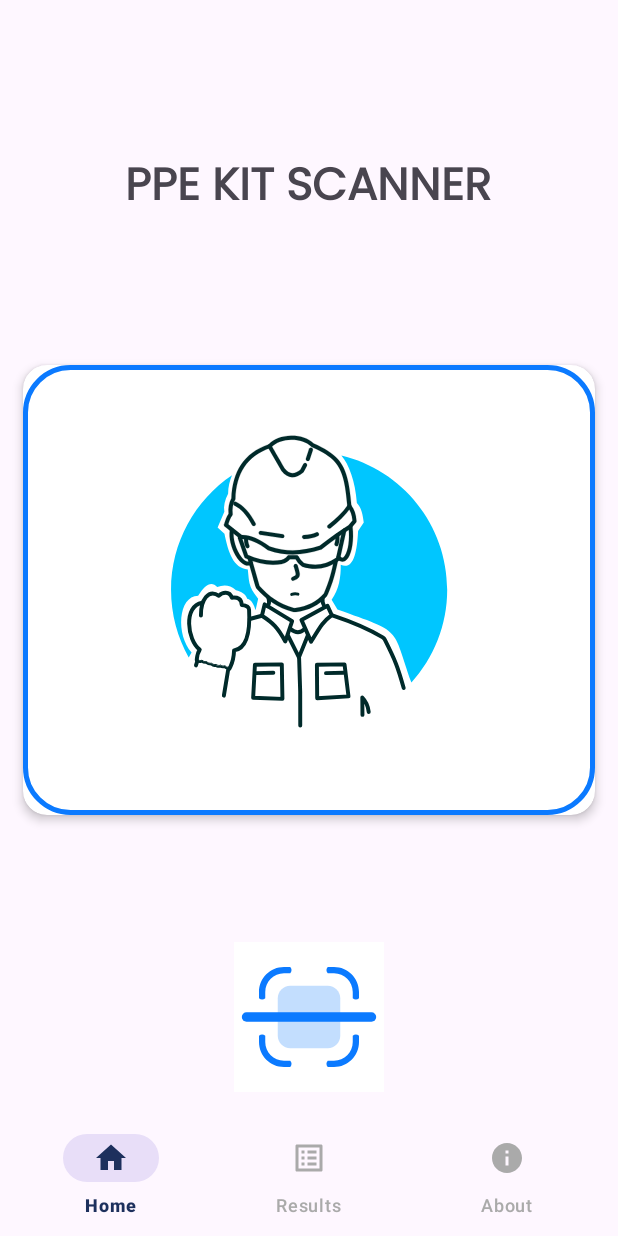
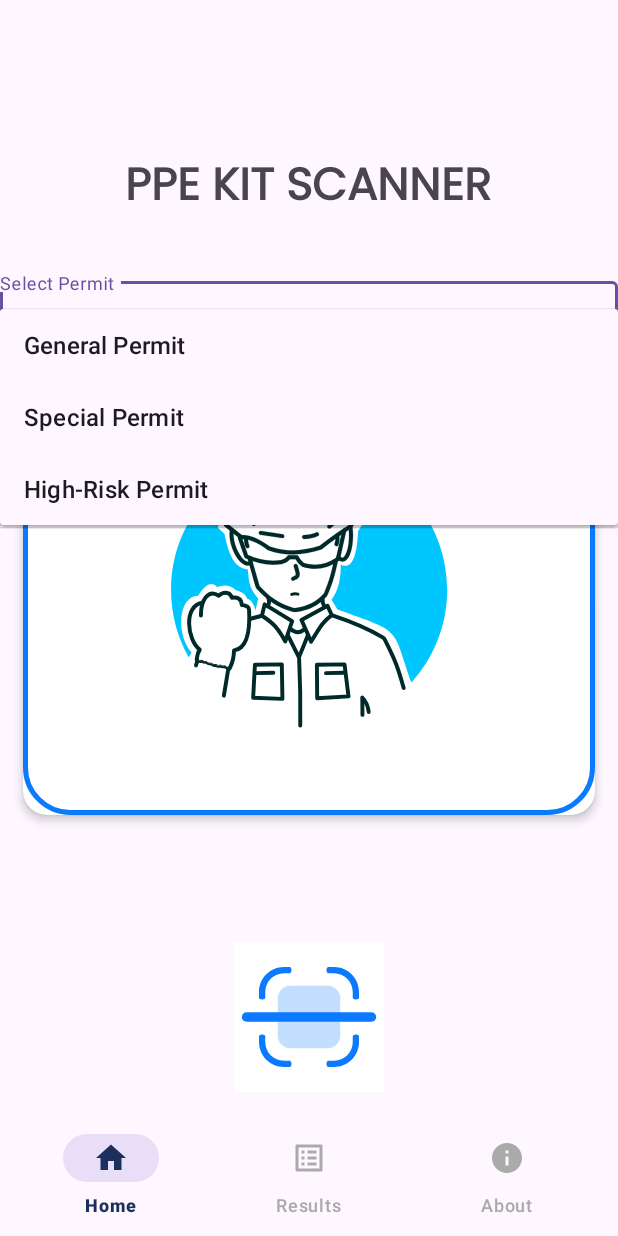
Before and after one commit to umesh-coder/IdeathonPOC, an Android app: the HomeFragment screen opened directly, with no data from a screen before it, on a phone screen of 412 x 824 dp. Run offline under Robolectric (Android 15) with nearby library versions, the phone set to English and light mode, and no system bars.

Commit message:
mapping for different Permit added . detected item check added

```diff
--- a/app/src/main/java/com/example/ideathonpoc/ui/screens/HomeFragment.kt
+++ b/app/src/main/java/com/example/ideathonpoc/ui/screens/HomeFragment.kt
@@ -5,6 +5,8 @@ import android.util.Log
 import android.view.LayoutInflater
 import android.view.View
 import android.view.ViewGroup
+import android.widget.ArrayAdapter
+import android.widget.AutoCompleteTextView
 import android.widget.ImageButton
 import androidx.fragment.app.Fragment
 import com.example.ideathonpoc.R
@@ -14,8 +16,14 @@ class HomeFragment : Fragment() {
 
     private var _binding: FragmentHomeBinding? = null
     private val binding get() = _binding!!
-
+    private val permitMap = mapOf(
+        "General Permit" to listOf("Helmet", "Safety Vest"),
+        "Special Permit" to listOf("Gloves", "Safety Vest"),
+        "High-Risk Permit" to listOf("Helmet", "Safety Vest", "Gloves")
+    )
+    private var selectedPermit: String? = null
     private lateinit var liveCaptureButton: ImageButton
+    private lateinit var permitDropdown: AutoCompleteTextView
 
     override fun onCreateView(
         inflater: LayoutInflater, container: ViewGroup?,
@@ -29,10 +37,26 @@ class HomeFragment : Fragment() {
         super.onViewCreated(view, savedInstanceState)
         try {
             liveCaptureButton = binding.liveCapture
+            permitDropdown = binding.permitDropdown
 
+            setupPermitDropdown()
             setupButtons()
         } catch (e: Exception) {
             Log.e(TAG, "Error in onViewCreated", e)
+        }
+    }
+
+    private fun setupPermitDropdown() {
+        val permits = permitMap.keys.toList()
+        val adapter = ArrayAdapter(requireContext(), android.R.layout.simple_list_item_1, permits)
+        permitDropdown.setAdapter(adapter)
+        permitDropdown.setOnFocusChangeListener { view, hasFocus ->
+            if (hasFocus) {
+                (view as AutoCompleteTextView).showDropDown()
+            }
+        }
+        permitDropdown.setOnItemClickListener { _, _, position, _ ->
+            selectedPermit = permits[position]
         }
     }
 
@@ -46,11 +70,22 @@ class HomeFragment : Fragment() {
 
     private fun navigateToCameraFragment() {
         try {
-            val cameraFragment = CameraFragment()
-            parentFragmentManager.beginTransaction()
-                .replace(R.id.container, cameraFragment)
-                .addToBackStack(null)  // Add to back stack for proper back navigation
-                .commit()
+            val requiredItems = permitMap[selectedPermit]
+            if (requiredItems != null) {
+                val cameraFragment = CameraFragment().apply {
+                    arguments = Bundle().apply {
+                        putString("PERMIT", selectedPermit)
+                        putStringArrayList("REQUIRED_ITEMS", ArrayList(requiredItems))
+                    }
+                }
+
+                parentFragmentManager.beginTransaction()
+                    .replace(R.id.container, cameraFragment)
+                    .addToBackStack(null)  // Add to back stack for proper back navigation
+                    .commit()
+            } else {
+                Log.e(TAG, "No permit selected or invalid permit")
+            }
         } catch (e: Exception) {
             Log.e(TAG, "Error navigating to CameraFragment", e)
         }
--- a/app/src/main/res/layout/fragment_home.xml
+++ b/app/src/main/res/layout/fragment_home.xml
@@ -48,6 +48,24 @@
 
     </androidx.cardview.widget.CardView>
 
+    <com.google.android.material.textfield.TextInputLayout
+        android:id="@+id/permitDropdownLayout"
+        android:layout_width="match_parent"
+        android:layout_height="wrap_content"
+        android:hint="Select Permit"
+
+        app:layout_constraintBottom_toTopOf="@+id/image_view_card"
+        app:layout_constraintEnd_toEndOf="parent"
+        app:layout_constraintHorizontal_bias="0.5"
+        app:layout_constraintStart_toStartOf="parent"
+        app:layout_constraintTop_toBottomOf="@+id/textView">
+
+        <AutoCompleteTextView
+            android:id="@+id/permitDropdown"
+            android:layout_width="match_parent"
+            android:layout_height="wrap_content" />
+    </com.google.android.material.textfield.TextInputLayout>
+
     <ImageButton
         android:id="@+id/live_capture"
         android:layout_width="100dp"
```
Also changed, not shown: app/src/main/java/com/example/ideathonpoc/ui/modelfiles/OverlayView.kt (+24 -0 lines), app/src/main/java/com/example/ideathonpoc/ui/screens/CameraFragment.kt (+9 -6 lines).
